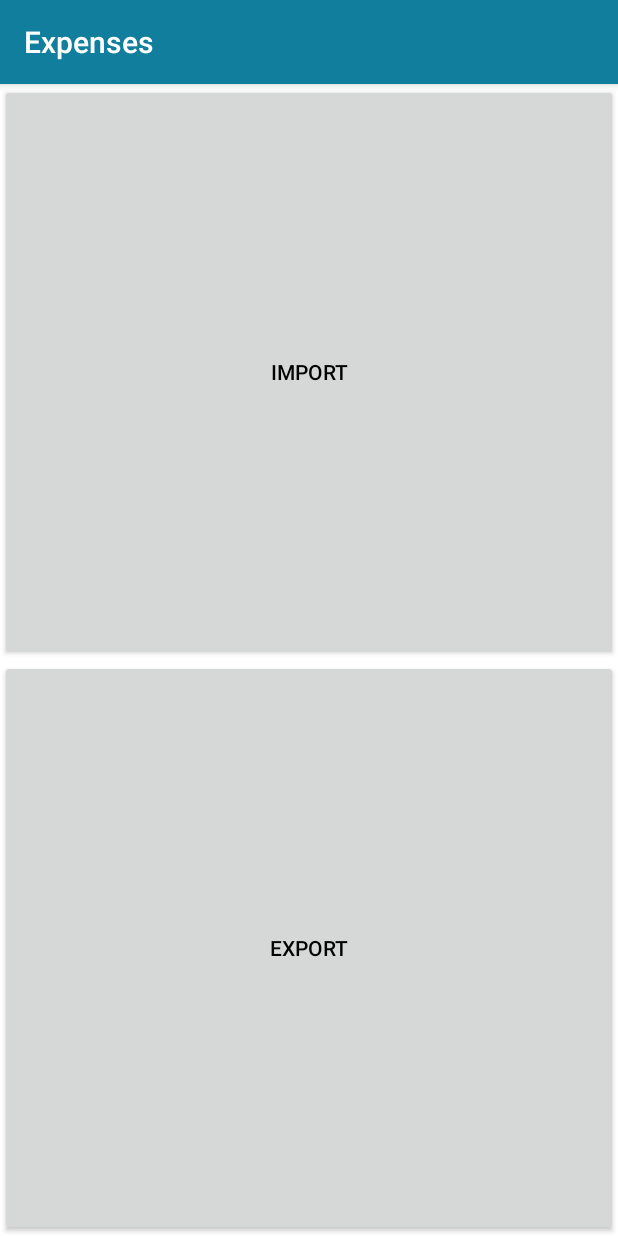
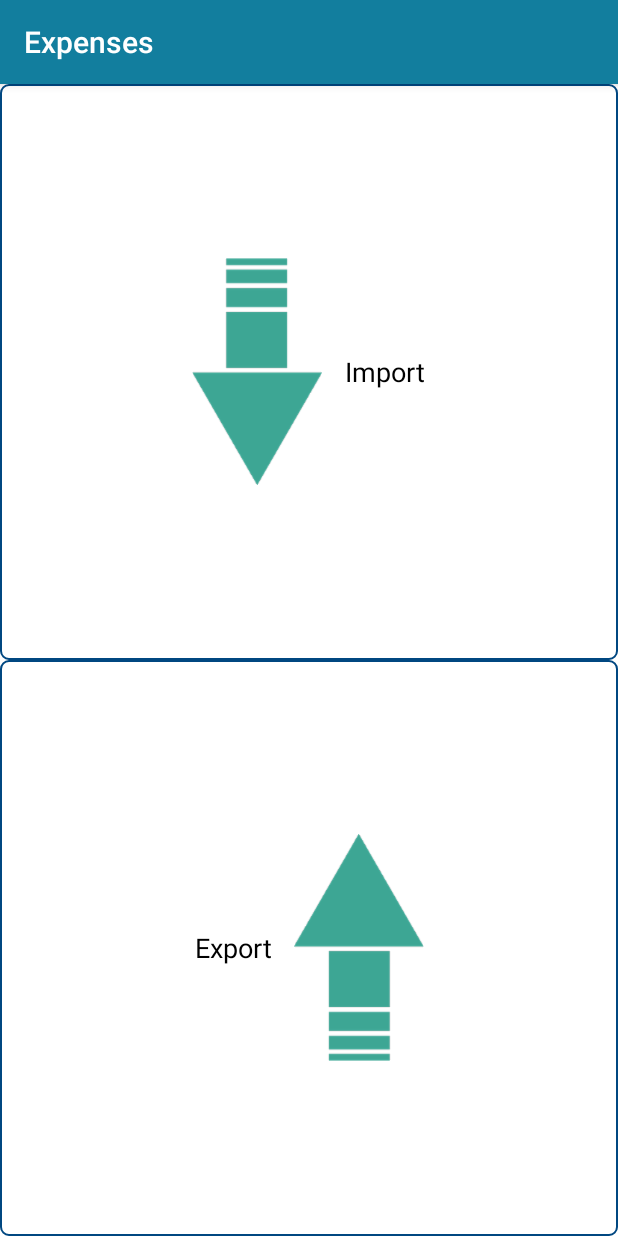
Before and after one commit to Atikur-Rahman-Sabuj/MoneyManager, an Android app: the ImportExportActivity screen opened directly, with no data from a screen before it, on a phone screen of 412 x 824 dp. Run offline under Robolectric (Android 15) with nearby library versions, the phone set to English and light mode, and no system bars; 2 statements that could not run were skipped.

Commit message:
daily commit

```diff
--- a/app/src/main/java/com/tiringbring/dailyexpenses/Activity/AddExpenseActivity.java
+++ b/app/src/main/java/com/tiringbring/dailyexpenses/Activity/AddExpenseActivity.java
@@ -80,7 +80,7 @@ public class AddExpenseActivity extends AppCompatActivity {
             calendar.setTime(expense.getDate());
             etName.setText(expense.getName());
             etAmount.setText(String.valueOf(expense.getAmount()));
-            btnSave.setText("Update");
+            btnSave.setText(getResources().getString(R.string.update));
         }
 
         btnLeft.setOnClickListener(new View.OnClickListener() {
@@ -145,7 +145,7 @@ public class AddExpenseActivity extends AppCompatActivity {
 
                     etName.setText("");
                     etAmount.setText("");
-                    btnSave.setText("Save");
+                    btnSave.setText(getResources().getString(R.string.save));
                     if(etName.requestFocus()) {
                         getWindow().setSoftInputMode(WindowManager.LayoutParams.SOFT_INPUT_STATE_ALWAYS_VISIBLE);
                         etAmount.clearFocus();
--- a/app/src/main/java/com/tiringbring/dailyexpenses/Activity/ImportExportActivity.java
+++ b/app/src/main/java/com/tiringbring/dailyexpenses/Activity/ImportExportActivity.java
@@ -6,20 +6,21 @@ import android.content.Intent;
 import android.os.Bundle;
 import android.view.View;
 import android.widget.Button;
+import android.widget.LinearLayout;
 
 import com.google.android.material.snackbar.Snackbar;
 import com.tiringbring.dailyexpenses.DataController.ImportExport;
 import com.tiringbring.dailyexpenses.R;
 
 public class ImportExportActivity extends AppCompatActivity {
-    private Button btnImport, btnExport;
+    private LinearLayout btnImport, btnExport;
 
     @Override
     protected void onCreate(Bundle savedInstanceState) {
         super.onCreate(savedInstanceState);
         setContentView(R.layout.activity_import_export);
-        btnImport = (Button) findViewById(R.id.btnImport);
-        btnExport = (Button) findViewById(R.id.btnExport);
+        btnImport = (LinearLayout) findViewById(R.id.btnImport);
+        btnExport = (LinearLayout) findViewById(R.id.btnExport);
         Intent intent = getIntent();
         if(intent.getExtras().getString("isImport").equals("success")){
             Snackbar.make(findViewById(R.id.clRootExportImport),"Imported successfully",Snackbar.LENGTH_LONG).show();
@@ -36,10 +37,14 @@ public class ImportExportActivity extends AppCompatActivity {
             @Override
             public void onClick(View v) {
                 ImportExport.exportDB(ImportExportActivity.this);
-                //Snackbar.make(findViewById(R.id.clRootExportImport), "Welcome to AndroidHive", Snackbar.LENGTH_LONG).show();
-               // StartActivity.myAppRoomDatabase = Room.databaseBuilder(getApplicationContext(), ExpenseDatabase.class, "Expensedb").allowMainThreadQueries().build();
             }
         });
 
     }
+
+    @Override
+    public void onBackPressed() {
+        //super.onBackPressed();
+        startActivity(new Intent(this, SettingActivity.class));
+    }
 }
--- a/app/src/main/java/com/tiringbring/dailyexpenses/Activity/SettingActivity.java
+++ b/app/src/main/java/com/tiringbring/dailyexpenses/Activity/SettingActivity.java
@@ -258,7 +258,7 @@ public class SettingActivity extends AppCompatActivity implements AdapterView.On
                 if (grantResults.length > 0
                         && grantResults[0] == PackageManager.PERMISSION_GRANTED) {
                     // permission was granted, yay!
-                    startActivity(new Intent(getApplicationContext(), ImportExportActivity.class));
+                    startActivity(new Intent(getApplicationContext(), ImportExportActivity.class).putExtra("isImport", "none"));
                 } else {
                     // permission denied, boo! Disable the
                     // functionality that depends on this permission.
--- a/app/src/main/res/layout/activity_import_export.xml
+++ b/app/src/main/res/layout/activity_import_export.xml
@@ -12,18 +12,64 @@
         android:weightSum="2"
         tools:context="com.tiringbring.dailyexpenses.Activity.ImportExportActivity">
 
-        <Button
+        <LinearLayout
             android:id="@+id/btnImport"
             android:layout_width="match_parent"
             android:layout_height="0dp"
             android:layout_weight="1"
-            android:text="Import" />
+            android:background="@drawable/textbox_background_white"
+            android:gravity="center_horizontal|center_vertical"
+            android:orientation="horizontal">
 
-        <Button
+            <ImageView
+                android:id="@+id/imageView"
+                android:layout_width="wrap_content"
+                android:layout_height="wrap_content"
+                android:layout_gravity="center"
+                android:baselineAlignBottom="false"
+                android:textAlignment="center"
+                app:srcCompat="@drawable/import_icon" />
+
+            <TextView
+                android:id="@+id/textView2"
+                android:layout_width="wrap_content"
+                android:layout_height="wrap_content"
+                android:layout_gravity="center"
+                android:paddingStart="15dp"
+                android:text="Import"
+                android:textColor="@color/black"
+                android:textSize="18sp" />
+        </LinearLayout>
+
+        <LinearLayout
             android:id="@+id/btnExport"
             android:layout_width="match_parent"
             android:layout_height="0dp"
             android:layout_weight="1"
-            android:text="Export" />
+            android:background="@drawable/textbox_background_white"
+            android:gravity="center_horizontal|center_vertical"
+            android:orientation="horizontal">
+
+            <TextView
+                android:id="@+id/textView3"
+                android:layout_width="wrap_content"
+                android:layout_height="wrap_content"
+                android:layout_gravity="center"
+                android:gravity="right"
+                android:paddingEnd="15dp"
+                android:text="Export"
+                android:textColor="@color/black"
+                android:textSize="18sp" />
+
+            <ImageView
+                android:id="@+id/imageView2"
+                android:layout_width="wrap_content"
+                android:layout_height="wrap_content"
+                android:layout_gravity="center"
+                android:rotation="180"
+                app:srcCompat="@drawable/import_icon" />
+        </LinearLayout>
+
+
     </LinearLayout>
 </androidx.coordinatorlayout.widget.CoordinatorLayout>
--- a/app/src/main/res/layout/activity_setting.xml
+++ b/app/src/main/res/layout/activity_setting.xml
@@ -195,6 +195,10 @@
             android:id="@+id/btnImportExport"
             android:layout_width="wrap_content"
             android:layout_height="wrap_content"
+            android:layout_gravity="center_horizontal|center_vertical"
+            android:background="@color/white"
+            android:paddingStart="10dp"
+            android:paddingEnd="10dp"
             android:text="Import/Export" />
 
     </LinearLayout>
--- a/app/src/main/res/values/strings.xml
+++ b/app/src/main/res/values/strings.xml
@@ -27,5 +27,6 @@
     <string name="save">Save</string>
     <string name="hint_spend_reason">write what you spent on</string>
     <string name="hint_amount">write the amount</string>
+    <string name="update">Update</string>
 
 </resources>
```
Also changed, not shown: app/src/main/res/drawable-hdpi/import_icon.png (added), app/src/main/res/drawable-mdpi/import_icon.png (added), app/src/main/res/drawable-xhdpi/import_icon.png (added), app/src/main/res/drawable-xxhdpi/import_icon.png (added), app/src/main/res/drawable-xxxhdpi/import_icon.png (added), 1 other file.
